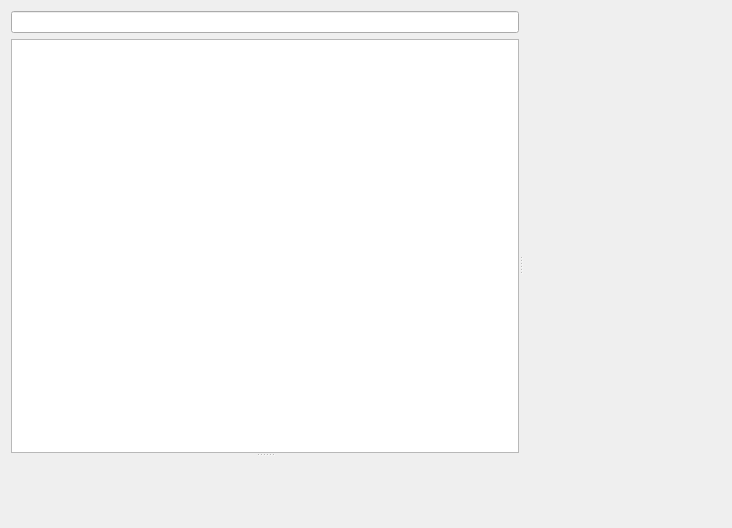
The window that plugins/widgetinspector/widgetinspectorwidget.ui (KDAB/GammaRay) describes before a commit, drawn with Qt 5.
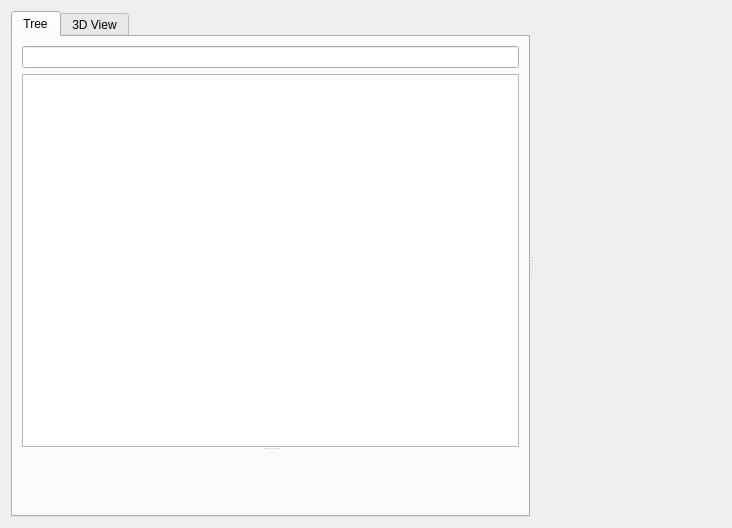
The same window after the commit. Custom widgets are drawn as their Qt base class.

Commit message: Initial version of 3D widget view that actually shows stuff

What changed in the file:
```diff
--- a/plugins/widgetinspector/widgetinspectorwidget.ui
+++ b/plugins/widgetinspector/widgetinspectorwidget.ui
@@ -10,19 +10,32 @@
     <height>528</height>
    </rect>
   </property>
-  <layout class="QGridLayout" name="gridLayout_2">
-   <item row="0" column="0">
-    <widget class="QSplitter" name="mainSplitter">
+  <layout class="QVBoxLayout" name="verticalLayout_4">
+   <item>
+    <widget class="QSplitter" name="splitter">
      <property name="orientation">
       <enum>Qt::Horizontal</enum>
      </property>
-     <widget class="QSplitter" name="previewSplitter">
-      <property name="orientation">
-       <enum>Qt::Vertical</enum>
-      </property>
       <widget class="QWidget" name="layoutWidget">
        <layout class="QVBoxLayout" name="verticalLayout">
         <item>
+        <widget class="QTabWidget" name="tabWidget">
+         <property name="currentIndex">
+          <number>0</number>
+         </property>
+         <widget class="QWidget" name="widgetTreeTab">
+          <attribute name="title">
+           <string>Tree</string>
+          </attribute>
+          <layout class="QVBoxLayout" name="verticalLayout_3">
+           <item>
+            <widget class="QSplitter" name="splitter_3">
+             <property name="orientation">
+              <enum>Qt::Vertical</enum>
+             </property>
+             <widget class="QWidget" name="">
+              <layout class="QVBoxLayout" name="verticalLayout_2">
+               <item>
          <widget class="QLineEdit" name="widgetSearchLine"/>
         </item>
         <item>
@@ -38,6 +51,19 @@
        </layout>
       </widget>
       <widget class="QWidget" name="widgetPreviewContainer" native="true"/>
+            </widget>
+           </item>
+          </layout>
+         </widget>
+         <widget class="QWidget" name="widgetExplosionTab">
+          <attribute name="title">
+           <string>3D View</string>
+          </attribute>
+          <layout class="QHBoxLayout" name="horizontalLayout"/>
+         </widget>
+        </widget>
+       </item>
+      </layout>
      </widget>
      <widget class="GammaRay::PropertyWidget" name="widgetPropertyWidget" native="true"/>
     </widget>
```
Lines whose indentation alone changed are shown as unchanged. The commit also changes 18 other files.
